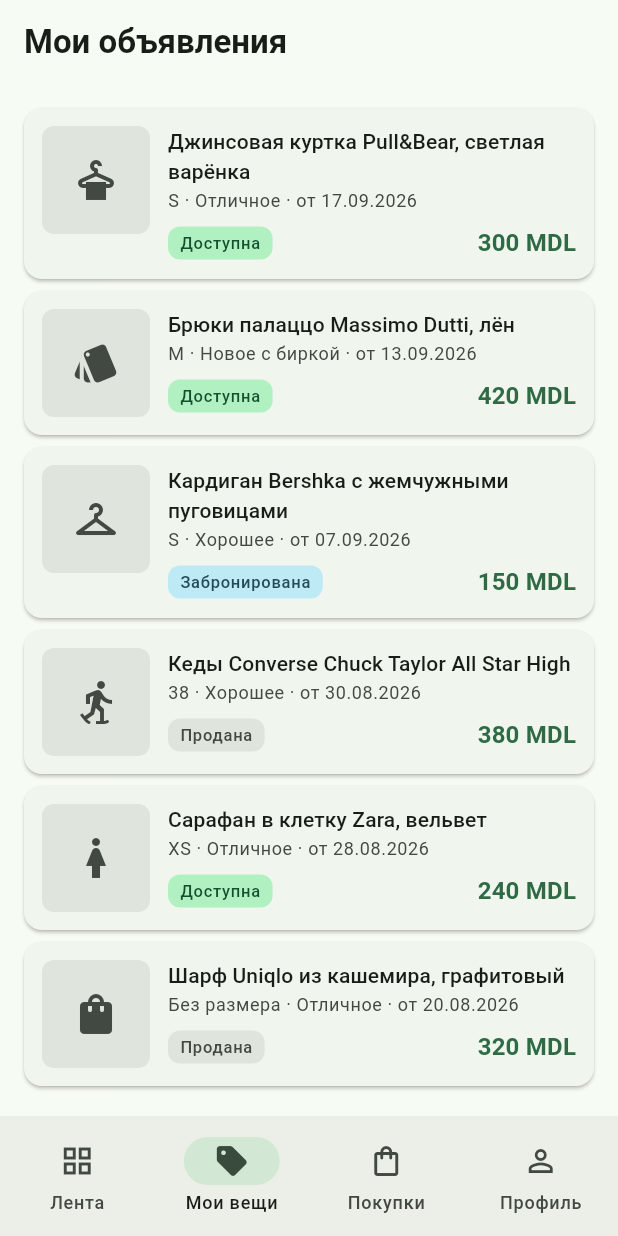
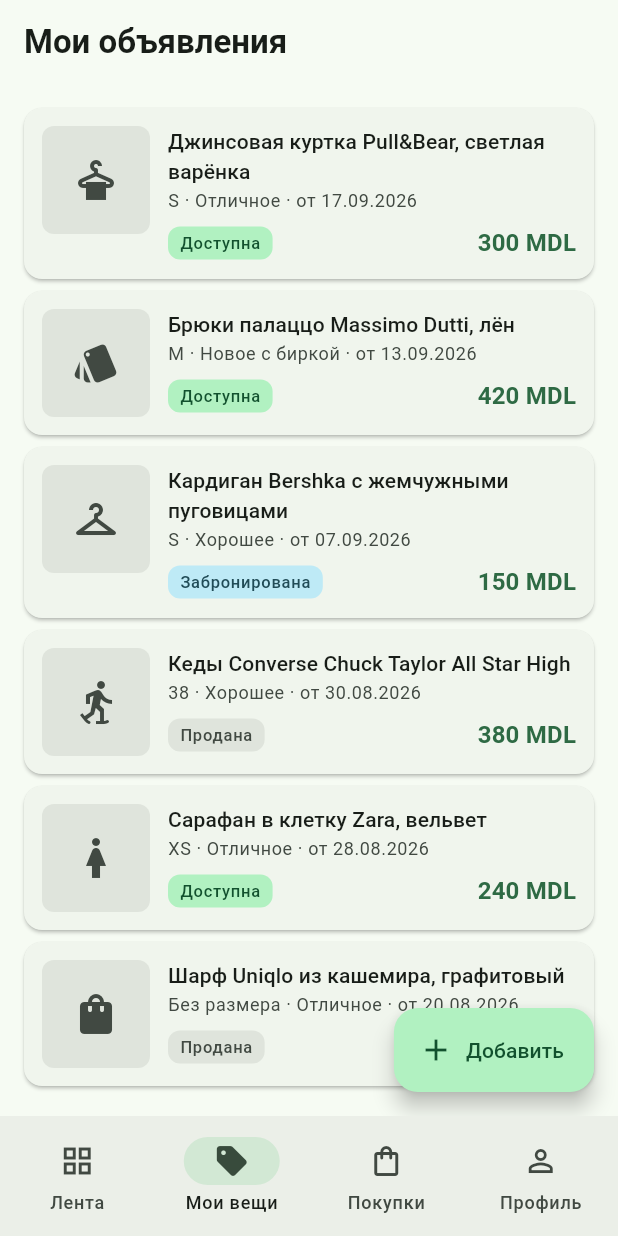
Before and after one commit to TimaDyakonu/PAMLab, a Flutter app: the MyItemsScreen screen opened by its route, on a phone screen of 412 x 824 dp. Run offline on Flutter 3.47's test engine with Material 3 defaults, Android fonts, the phone set to English and light mode, and no system bars; our stand-ins replace go_router.

Commit message:
L4: экран «Мои объявления» на модели, кнопка добавления и маршрут /my-items/new

```diff
--- a/lib/router.dart
+++ b/lib/router.dart
@@ -44,6 +44,10 @@
             builder: (context, state) => const MyItemsScreen(),
             routes: [
               GoRoute(
+                path: 'new',
+                builder: (context, state) => const NewItemScreen(),
+              ),
+              GoRoute(
                 path: ':id',
                 builder: (context, state) {
                   final id = state.pathParameters['id']!;
--- a/lib/screens/my_items_screen.dart
+++ b/lib/screens/my_items_screen.dart
@@ -1,7 +1,11 @@
 import 'package:flutter/material.dart';
 import 'package:go_router/go_router.dart';
+import 'package:provider/provider.dart';
 import '../data/format_date.dart';
-import '../data/mock_data.dart';
+import '../data/user.dart';
+import '../models/items_model.dart';
+import '../widgets/empty_view.dart';
+import '../widgets/error_view.dart';
 import '../widgets/item_tile.dart';
 
 class MyItemsScreen extends StatelessWidget {
@@ -9,12 +13,26 @@
 
   @override
   Widget build(BuildContext context) {
-    final items = myItems;
+    final model = context.watch<ItemsModel>(); // watch в build
+    final user = context.watch<User>();
 
-    return Scaffold(
-      appBar: AppBar(title: const Text('Мои объявления')),
-      body: ListView.separated(
-        padding: const EdgeInsets.all(16),
+    final Widget body;
+    if (model.isLoading) {
+      body = const Center(child: CircularProgressIndicator()); // 1) грузится
+    } else if (model.error != null) {
+      body = ErrorView(
+        message: model.error!, // 2) упало
+        onRetry: () => context.read<ItemsModel>().load(), // read: действие
+      );
+    } else {
+      final items = model.ownedBy(user); // 3) данные
+      body = items.isEmpty
+          ? const EmptyView(
+              icon: Icons.sell_outlined,
+              message: 'У вас пока нет объявлений.\nНажмите «Добавить».',
+            )
+          : ListView.separated(
+              padding: const EdgeInsets.fromLTRB(16, 16, 16, 96),
               itemCount: items.length,
               separatorBuilder: (_, _) => const SizedBox(height: 8),
               itemBuilder: (context, index) => ItemTile(
@@ -23,6 +41,16 @@
                     'от ${formatDate(items[index].createdAt)}',
                 onTap: () => context.push('/my-items/${items[index].id}'),
               ),
+            );
+    }
+
+    return Scaffold(
+      appBar: AppBar(title: const Text('Мои объявления')),
+      body: body,
+      floatingActionButton: FloatingActionButton.extended(
+        onPressed: () => context.push('/my-items/new'),
+        icon: const Icon(Icons.add),
+        label: const Text('Добавить'),
       ),
     );
   }
```
Lines whose indentation alone changed are shown as unchanged.
